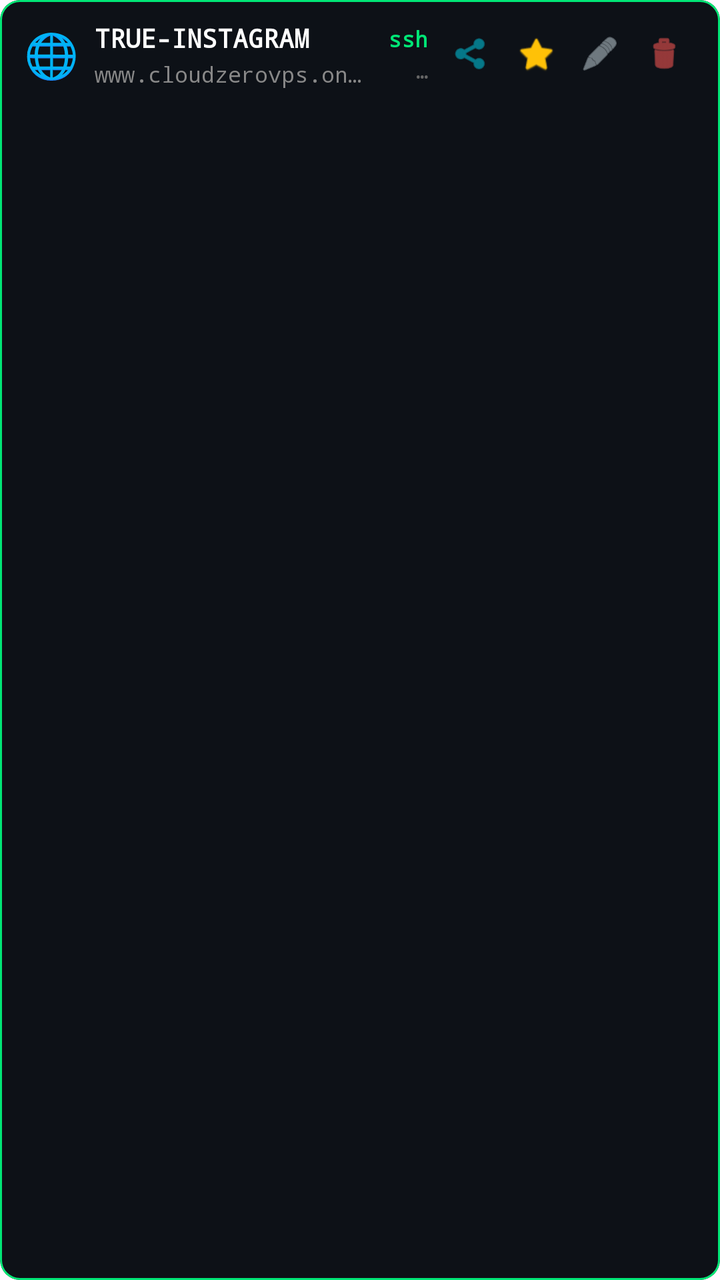
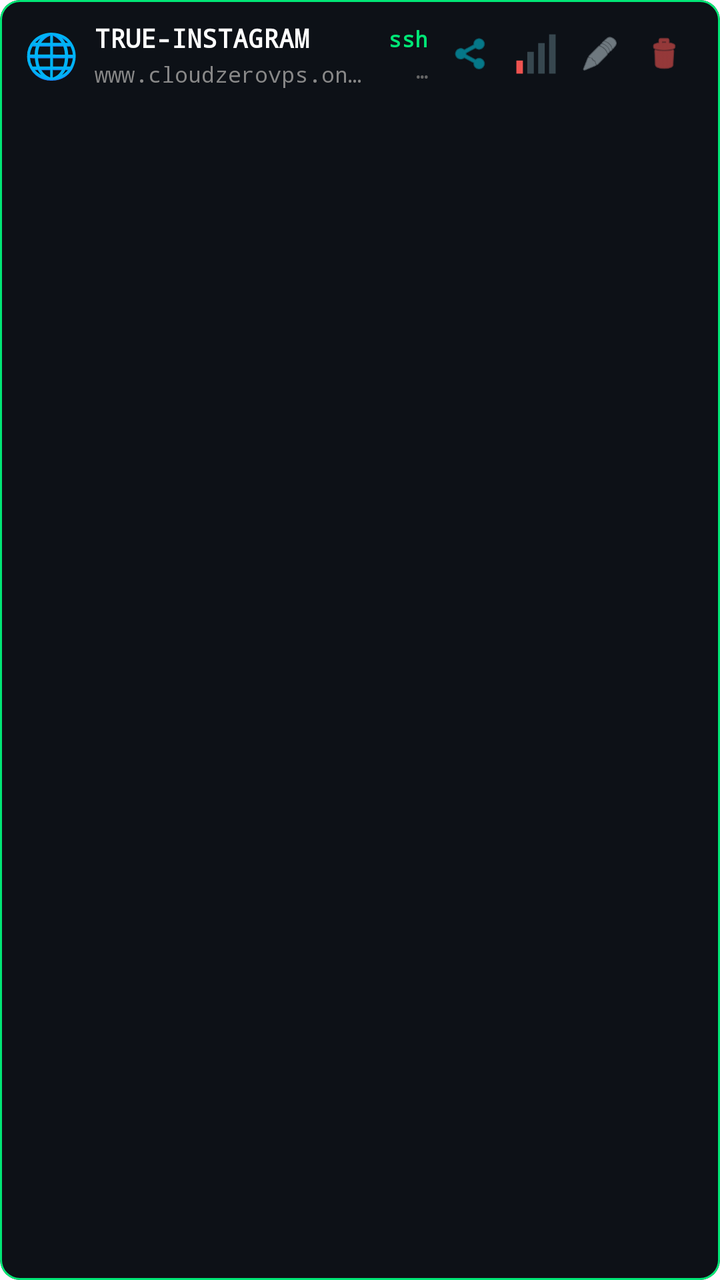

The first picture is an Android layout as it rendered before a commit; the second is the same layout after the commit. The layout source and the unified diff follow.
<!-- AndroidManifest.xml: application theme Theme.MyApp -->
<!-- res/layout/item_profile.xml -->
<?xml version="1.0" encoding="utf-8"?>
<com.google.android.material.card.MaterialCardView
    xmlns:android="http://schemas.android.com/apk/res/android"
    xmlns:app="http://schemas.android.com/apk/res-auto"
    android:layout_width="match_parent"
    android:layout_height="wrap_content"
    android:layout_marginHorizontal="8dp"
    android:layout_marginVertical="4dp"
    android:clickable="true"
    android:focusable="true"
    android:foreground="?attr/selectableItemBackground"
    app:cardBackgroundColor="#0D1117"
    app:cardCornerRadius="10dp"
    app:cardElevation="0dp"
    app:strokeColor="#00E676"
    app:strokeWidth="1dp">

    <LinearLayout
        android:layout_width="match_parent"
        android:layout_height="wrap_content"
        android:gravity="center_vertical"
        android:orientation="horizontal"
        android:paddingHorizontal="12dp"
        android:paddingVertical="10dp">

        
        <TextView
            android:id="@+id/txtFlag"
            android:layout_width="wrap_content"
            android:layout_height="wrap_content"
            android:layout_marginEnd="8dp"
            android:text="🌐"
            android:textSize="22sp" />

        
        <LinearLayout
            android:layout_width="0dp"
            android:layout_height="wrap_content"
            android:layout_weight="1"
            android:orientation="vertical">

            <TextView
                android:id="@+id/txtName"
                android:layout_width="match_parent"
                android:layout_height="wrap_content"
                android:ellipsize="end"
                android:maxLines="1"
                android:fontFamily="monospace"
                android:text="TRUE-INSTAGRAM"
                android:textColor="#FFFFFF"
                android:textSize="13sp"
                android:textStyle="bold" />

            <TextView
                android:id="@+id/txtHost"
                android:layout_width="match_parent"
                android:layout_height="wrap_content"
                android:layout_marginTop="2dp"
                android:ellipsize="end"
                android:maxLines="1"
                android:fontFamily="monospace"
                android:text="www.cloudzerovps.online:80"
                android:textColor="#888888"
                android:textSize="11sp" />
        </LinearLayout>

        
        <LinearLayout
            android:layout_width="wrap_content"
            android:layout_height="wrap_content"
            android:layout_marginStart="8dp"
            android:gravity="end"
            android:orientation="vertical">

            <TextView
                android:id="@+id/txtProtocol"
                android:layout_width="wrap_content"
                android:layout_height="wrap_content"
                android:fontFamily="monospace"
                android:text="ssh"
                android:textColor="#00E676"
                android:textSize="11sp"
                android:textStyle="bold" />

            <TextView
                android:id="@+id/txtPing"
                android:layout_width="wrap_content"
                android:layout_height="wrap_content"
                android:layout_marginTop="2dp"
                android:text="…"
                android:fontFamily="monospace"
                android:textStyle="bold"
                android:textColor="#666666"
                android:textSize="10sp" />
        </LinearLayout>

        
        <LinearLayout
            android:layout_width="wrap_content"
            android:layout_height="wrap_content"
            android:layout_marginStart="6dp"
            android:gravity="center_vertical"
            android:orientation="horizontal">

            
            <ImageButton
                android:id="@+id/btnQr"
                android:layout_width="32dp"
                android:layout_height="32dp"
                android:background="?attr/selectableItemBackgroundBorderless"
                android:contentDescription="แชร์ QR"
                android:padding="6dp"
                android:scaleType="fitCenter"
                android:src="@android:drawable/ic_menu_share"
                app:tint="#00BCD4" />

            
            <ImageButton
                android:id="@+id/btnFavorite"
                android:layout_width="32dp"
                android:layout_height="32dp"
                android:background="?attr/selectableItemBackgroundBorderless"
                android:contentDescription="Favorite"
                android:padding="6dp"
                android:scaleType="fitCenter"
                android:src="@android:drawable/btn_star_big_off"
                app:tint="#FFC107" />

            
            <ImageButton
                android:id="@+id/btnEdit"
                android:layout_width="32dp"
                android:layout_height="32dp"
                android:background="?attr/selectableItemBackgroundBorderless"
                android:contentDescription="แก้ไข"
                android:padding="6dp"
                android:scaleType="fitCenter"
                android:src="@android:drawable/ic_menu_edit"
                app:tint="#B0BEC5" />

            
            <ImageButton
                android:id="@+id/btnDelete"
                android:layout_width="32dp"
                android:layout_height="32dp"
                android:background="?attr/selectableItemBackgroundBorderless"
                android:contentDescription="ลบ"
                android:padding="6dp"
                android:scaleType="fitCenter"
                android:src="@android:drawable/ic_menu_delete"
                app:tint="#EF5350" />
        </LinearLayout>
    </LinearLayout>
</com.google.android.material.card.MaterialCardView>
<!-- resources referenced by this layout -->
<resources>
  <style name="Theme.MyApp" parent="Theme.Material3.DayNight.NoActionBar">
          <item name="colorPrimary">@color/md_theme_primary</item>
  
          
          <item name="android:statusBarColor" tools:targetApi="l">?attr/colorPrimaryVariant</item>
          <item name="android:windowLightStatusBar" tools:targetApi="m">true</item>
  
          
          <item name="android:navigationBarColor" tools:targetApi="l">#FFFFFF</item>
          <item name="android:windowLightNavigationBar" tools:targetApi="o_mr1">true</item>
      </style>
  <color name="md_theme_primary">#6750A4</color>
</resources>

<!-- the commit's change to res/layout/item_profile.xml (unified diff, before → after) -->
@@ -116,15 +116,14 @@
 
             
             <ImageButton
-                android:id="@+id/btnFavorite"
+                android:id="@+id/btnSignal"
                 android:layout_width="32dp"
                 android:layout_height="32dp"
                 android:background="?attr/selectableItemBackgroundBorderless"
-                android:contentDescription="Favorite"
-                android:padding="6dp"
+                android:contentDescription="สัญญาณ / วัด ping"
+                android:padding="4dp"
                 android:scaleType="fitCenter"
-                android:src="@android:drawable/btn_star_big_off"
-                app:tint="#FFC107" />
+                android:src="@drawable/ic_signal_0" />
 
             
             <ImageButton
<!-- resource entries referenced after the edit -->
@@ -1,5 +1,25 @@
 <!-- resources referenced by this layout -->
 <resources>
+  <!-- drawable ic_signal_0 (drawable) -->
+  <?xml version="1.0" encoding="utf-8"?>
+  <vector xmlns:android="http://schemas.android.com/apk/res/android"
+      android:width="22dp"
+      android:height="22dp"
+      android:viewportWidth="22"
+      android:viewportHeight="22">
+      <path
+          android:fillColor="#EF5350"
+          android:pathData="M2,14h3v6h-3z"/>
+      <path
+          android:fillColor="#37474F"
+          android:pathData="M7,10h3v10h-3z"/>
+      <path
+          android:fillColor="#37474F"
+          android:pathData="M12,6h3v14h-3z"/>
+      <path
+          android:fillColor="#37474F"
+          android:pathData="M17,2h3v18h-3z"/>
+  </vector>
   <style name="Theme.MyApp" parent="Theme.Material3.DayNight.NoActionBar">
           <item name="colorPrimary">@color/md_theme_primary</item>
   
